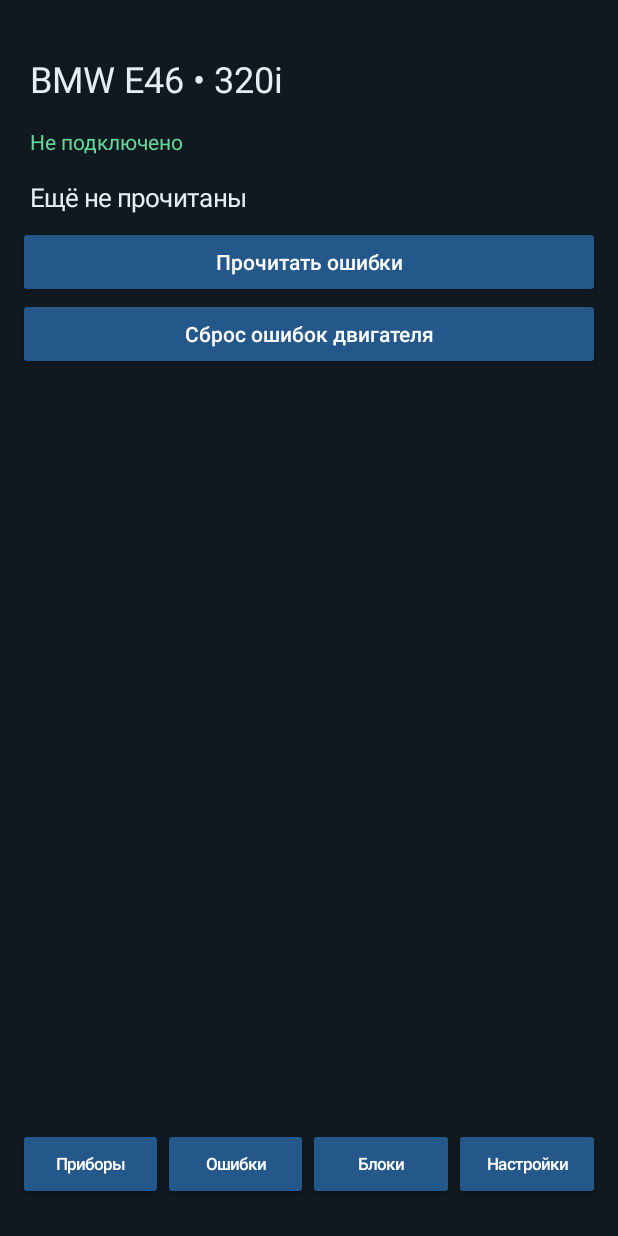
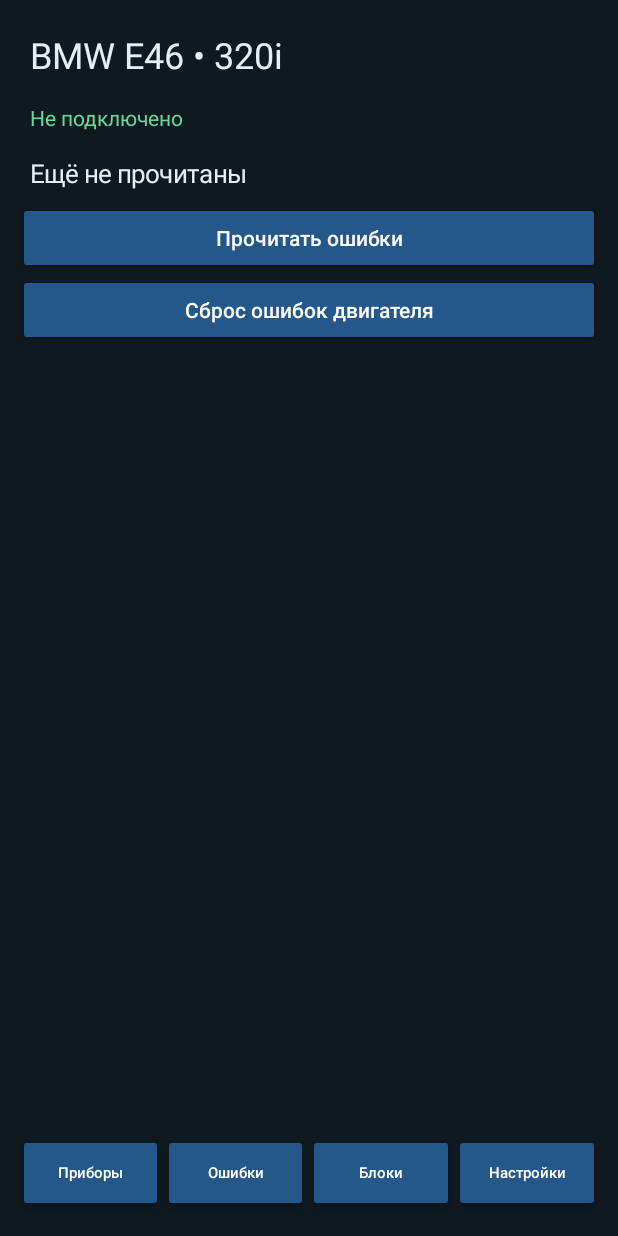
Before and after one commit to TroDnt/E-46-Diagnostics, an Android app: the screen it shows after launch (MainActivity), after a tap on "Прочитать ошибки", on a phone screen of 412 x 824 dp. Run offline under Robolectric (Android 15) with nearby library versions, the phone set to English and light mode, and no system bars; 1 statement that could not run was skipped; 3 other taps on this screen came first.

Commit message:
v0.4 prepare BMW module diagnostics, fix polling concurrency and bottom navigation

```diff
--- a/app/src/main/java/com/e46/diagnostics/MainActivity.kt
+++ b/app/src/main/java/com/e46/diagnostics/MainActivity.kt
@@ -18,7 +18,7 @@ class MainActivity : Activity() {
  private lateinit var count: TextView
  private val handler=Handler(Looper.getMainLooper())
  private var active=false
- private val poll=object:Runnable { override fun run(){ if(active && ready && busy.compareAndSet(false,true)) task { sample() }; if(active) handler.postDelayed(this,500) } }
+ private val poll=object:Runnable { override fun run(){ if(active && ready && !busy.get()) task { sample() }; if(active) handler.postDelayed(this,500) } }
  private lateinit var faults: TextView
  @Volatile private var live = false
  @Volatile private var ready = false
@@ -31,7 +31,7 @@ class MainActivity : Activity() {
  override fun onCreate(savedInstanceState:Bundle?){
  super.onCreate(savedInstanceState)
  window.statusBarColor=0xff101820.toInt();window.navigationBarColor=0xff101820.toInt()
- val root=panel().apply{setBackgroundColor(0xff101820.toInt());setPadding(dp(12),dp(28),dp(12),dp(24))}
+ val root=panel().apply{setBackgroundColor(0xff101820.toInt());setPadding(dp(12),dp(12),dp(12),dp(8))}
  setContentView(root)
  root.addView(label("BMW E46 • 320i",24f))
  status=label("Не подключено",14f,0xff65d99a.toInt());root.addView(status)
@@ -46,21 +46,21 @@ class MainActivity : Activity() {
  count=label("Ошибки: ещё не прочитаны",18f);dash.addView(count)
  faults=label("Ещё не прочитаны",17f);errors.addView(faults)
  button(errors,"Прочитать ошибки"){task{requireReady();decodeErrors(cmd("03"))}}
- button(errors,"Сброс ошибок двигателя"){AlertDialog.Builder(this).setTitle("Сброс OBD-II").setMessage("Заглушите мотор, оставьте зажигание включённым. Будут удалены ошибки, стоп-кадры и готовность экологических тестов.").setNegativeButton("Отмена",null).setPositiveButton("Сбросить"){_,_->task{requireReady();val rpm=pid("0C");check(rpm!=null && rpm.size>=2 && rpm[0]==0 && rpm[1]==0){"Заглушите двигатель и оставьте зажигание включённым"};val response=cmd("04");check(Regex("(?m)^\\s*44(?:\\s|$)").containsMatchIn(response)){"ЭБУ не подтвердил сброс"};runOnUiThread{Toast.makeText(this,"ЭБУ подтвердил сброс",Toast.LENGTH_LONG).show()};decodeErrors(cmd("03"))}}.show()}
- blocks.addView(label("DME • двигатель",22f));blocks.addView(label("ISO 9141-2 / K-Line\nABS, SRS и приборная панель пока не поддерживаются."))
+ button(errors,"Сброс ошибок двигателя"){AlertDialog.Builder(this).setTitle("Сброс OBD-II").setMessage("Заглушите мотор, оставьте зажигание включённым. Будут удалены ошибки, стоп-кадры и готовность экологических тестов.").setNegativeButton("Отмена",null).setPositiveButton("Сбросить"){_,_->task{requireReady();val rpm=pid("0C");check(rpm!=null && rpm.size>=2 && rpm[0]==0 && rpm[1]==0){"ЭБУ показывает работающий двигатель или не отвечает. Заглушите двигатель, оставьте зажигание включённым и повторите."};append("Отправляю OBD Mode 04");val response=cmd("04");check(Regex("(?m)^\\s*44(?:\\s|$)").containsMatchIn(response)){"ЭБУ не подтвердил сброс"};runOnUiThread{Toast.makeText(this,"ЭБУ подтвердил сброс",Toast.LENGTH_LONG).show()};decodeErrors(cmd("03"))}}.show()}
+ blocks.addView(label("Модули BMW E46",22f));blocks.addView(label("DME: связь подтверждена по ISO 9141-2.\nASC/ABS, SRS, IHKA, LCM и KOMBI: протокол и доступ пока не подтверждены. Обычный ELM327 может не поддерживать адресный обмен BMW.\n\nНиже только безопасная проверка возможностей адаптера. Это НЕ сканирование ошибок других блоков."));button(blocks,"Проверить интерфейс K-Line"){task{check(socket!=null){"Подключите адаптер"};val responses=mutableListOf<String>();for(c in listOf("ATI","ATDP","ATDPN","ATKW","ATIGN")){responses.add(c+": "+cmd(c).replace("\r"," ").replace("\n"," "))};append("Проверка интерфейса завершена");runOnUiThread{AlertDialog.Builder(this).setTitle("Результат проверки K-Line").setMessage(responses.joinToString("\n")+"\n\nЭто сведения об адаптере, а не подтверждение связи с ABS/SRS.").setPositiveButton("ОК",null).show()}}}
  button(settings,"Выбрать другой адаптер"){choose(false)}
  button(settings,"Отключиться"){ready=false;try{socket?.close()}catch(_:Exception){};socket=null;status.text="Не подключено";tiles.values.forEach{it.text="—"}}
  button(settings,"Поделиться журналом"){startActivity(Intent.createChooser(Intent(Intent.ACTION_SEND).apply{type="text/plain";putExtra(Intent.EXTRA_TEXT,journal.toString())},"Журнал диагностики"))}
  button(settings,"Сохранить журнал"){startActivityForResult(Intent(Intent.ACTION_CREATE_DOCUMENT).apply{addCategory(Intent.CATEGORY_OPENABLE);type="text/plain";putExtra(Intent.EXTRA_TITLE,"e46-log.txt")},22)}
  log=label("",12f);log.setTextIsSelectable(true);settings.addView(log)
- val nav=LinearLayout(this);root.addView(nav)
- listOf("Приборы","Ошибки","Блоки","Настройки").forEachIndexed{i,t->nav.addView(Button(this).apply{text=t;isAllCaps=false;textSize=11f;setPadding(0,0,0,0);setTextColor(-1);backgroundTintList=android.content.res.ColorStateList.valueOf(0xff24578a.toInt());setOnClickListener{screens.forEachIndexed{j,v->v.visibility=if(i==j)android.view.View.VISIBLE else android.view.View.GONE};if(i==3)log.text=journal.toString();scroll.scrollTo(0,0)}},LinearLayout.LayoutParams(0,-2,1f))}
+ val nav=LinearLayout(this).apply{orientation=LinearLayout.HORIZONTAL;setPadding(0,dp(8),0,dp(8))};root.addView(nav)
+ listOf("Приборы","Ошибки","Блоки","Настройки").forEachIndexed{i,t->nav.addView(Button(this).apply{text=t;isAllCaps=false;textSize=10f;minHeight=dp(52);minimumHeight=dp(52);setPadding(dp(1),dp(4),dp(1),dp(4));setTextColor(-1);backgroundTintList=android.content.res.ColorStateList.valueOf(0xff24578a.toInt());setOnClickListener{screens.forEachIndexed{j,v->v.visibility=if(i==j)android.view.View.VISIBLE else android.view.View.GONE};if(i==3)log.text=journal.toString();scroll.scrollTo(0,0)}},LinearLayout.LayoutParams(0,-2,1f))}
  if(getPreferences(0).contains("adapter")) choose()
  }
  override fun onStart(){super.onStart();active=true;handler.post(poll)}
  override fun onStop(){active=false;handler.removeCallbacks(poll);super.onStop()}
  private fun append(s:String) { runOnUiThread { journal.append(s).append('\n'); if(journal.length>120000) journal.delete(0,journal.length-100000); if(log.isShown) log.text=journal.toString() } }
- private fun task(action:()->Unit){worker.execute{busy.set(true);try{action()}catch(e:Exception){append("Ошибка: "+e.message);runOnUiThread{Toast.makeText(this,e.message ?: "Ошибка связи",Toast.LENGTH_LONG).show();if(!ready)status.text="Нет связи"}}finally{busy.set(false)}}}
+ private fun task(action:()->Unit){if(!busy.compareAndSet(false,true))return;worker.execute{try{action()}catch(e:Exception){append("Ошибка: "+e.message);runOnUiThread{Toast.makeText(this,e.message ?: "Ошибка связи",Toast.LENGTH_LONG).show();if(!ready)status.text="Нет связи"}}finally{busy.set(false)}}}
  private fun choose(useSaved:Boolean=true){
  if(Build.VERSION.SDK_INT>=31 && checkSelfPermission(Manifest.permission.BLUETOOTH_CONNECT)!=PackageManager.PERMISSION_GRANTED){requestPermissions(arrayOf(Manifest.permission.BLUETOOTH_CONNECT),11);return}
  try{val adapter=getSystemService(BluetoothManager::class.java).adapter;check(adapter!=null && adapter.isEnabled){"Включите Bluetooth"};val devices=adapter.bondedDevices.toList();check(devices.isNotEmpty()){"Сначала сопрягите ELM327 в настройках Bluetooth"}
```
